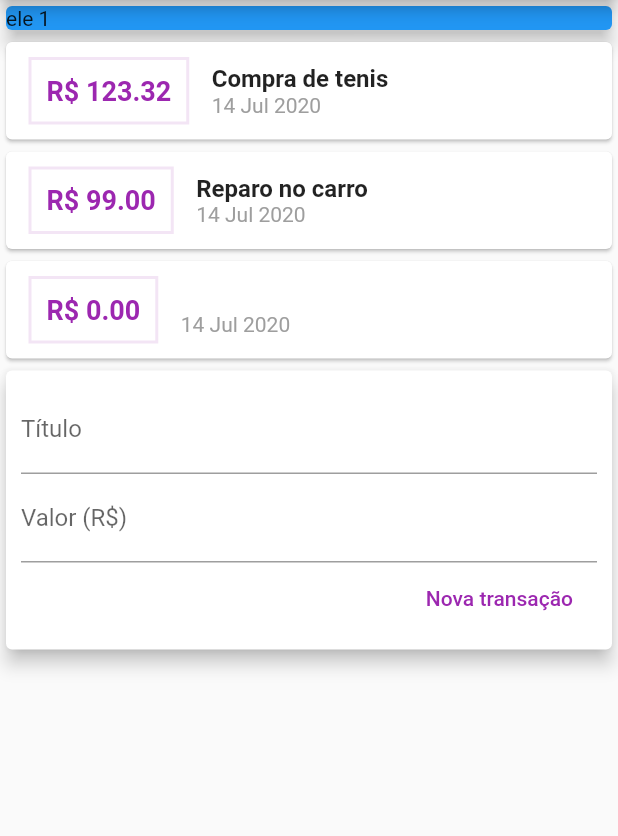
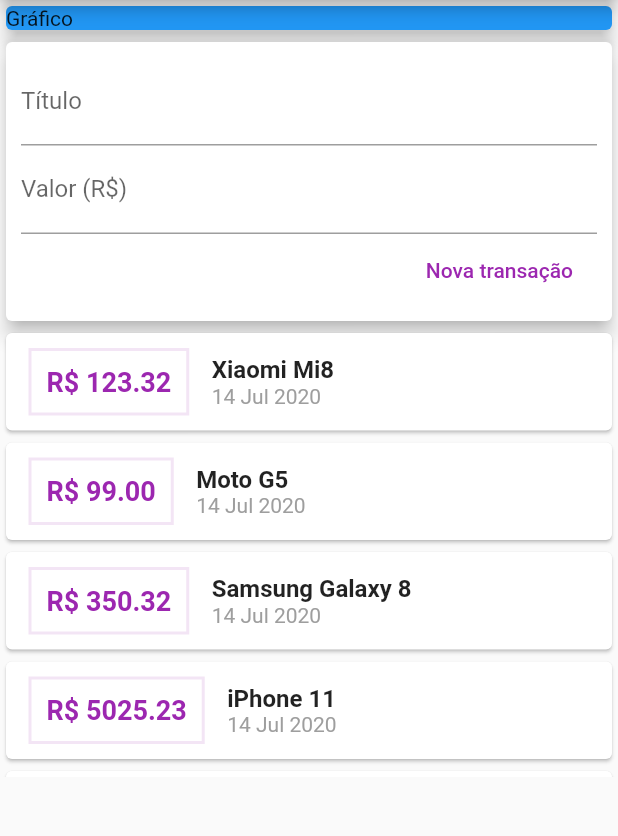
Before and after one commit to leandromt/expenses, a Flutter app: the screen it shows after launch, after a tap on "Nova transação", on a phone screen of 412 x 824 dp, the part 84-920 px from its top. Run offline on Flutter 3.47's test engine with Material 2 defaults, Android fonts, the phone set to English and light mode, and no system bars.

```diff
--- a/lib/components/transaction_list.dart
+++ b/lib/components/transaction_list.dart
@@ -10,7 +10,10 @@ class TransactionList extends StatelessWidget {
 
   @override
   Widget build(BuildContext context) {
-    return Column(
+    return Container(
+      height: 300,
+      child: SingleChildScrollView(
+        child: Column(
           children: transactions.map((e) {
             return Card(
               child: Row(
@@ -57,6 +60,8 @@ class TransactionList extends StatelessWidget {
               ),
             );
           }).toList(),
+        ),
+      ),
     );
   }
 }
--- a/lib/components/transaction_user.dart
+++ b/lib/components/transaction_user.dart
@@ -14,14 +14,44 @@ class _TransactionUserState extends State<TransactionUser> {
   final _transactions = [
     Transaction(
       id: 'T1',
-      title: 'Compra de tenis',
+      title: 'Xiaomi Mi8',
       value: 123.32,
       date: DateTime.now()
     ),
     Transaction(
       id: 'T2',
-      title: 'Reparo no carro',
+      title: 'Moto G5',
       value: 99,
+      date: DateTime.now()
+    ),
+    Transaction(
+      id: 'T3',
+      title: 'Samsung Galaxy 8',
+      value: 350.32,
+      date: DateTime.now()
+    ),
+    Transaction(
+      id: 'T4',
+      title: 'iPhone 11',
+      value: 5025.23,
+      date: DateTime.now()
+    ),
+    Transaction(
+      id: 'T5',
+      title: 'LG K10',
+      value: 50.12,
+      date: DateTime.now()
+    ),
+    Transaction(
+      id: 'T6',
+      title: 'iPad 3',
+      value: 50.12,
+      date: DateTime.now()
+    ),
+    Transaction(
+      id: 'T7',
+      title: 'MacBook Pro',
+      value: 15550.99,
       date: DateTime.now()
     ),
   ];
@@ -44,8 +74,8 @@ class _TransactionUserState extends State<TransactionUser> {
   Widget build(BuildContext context) {
     return Column(
       children: <Widget>[
+        TransactionForm(_addTransaction),
         TransactionList(_transactions),
-        TransactionForm(_addTransaction),
       ],
     );
   }
--- a/lib/main.dart
+++ b/lib/main.dart
@@ -20,19 +20,21 @@ class MyHomePage extends StatelessWidget {
       appBar: AppBar(
         title: Text('Despesas pessoais'),
       ),
-      body: Column(
+      body: SingleChildScrollView(
+        child: Column(
           crossAxisAlignment: CrossAxisAlignment.stretch,
           children: <Widget>[
             Container(
               width: double.infinity,
               child: Card(
                 color: Colors.blue,
-              child: Text('ele 1'),
+                child: Text('Gráfico'),
                 elevation: 5,
               ),
             ),
             TransactionUser(),
           ],
+        ),
       )
     );
   }
```
Lines whose indentation alone changed are shown as unchanged.
